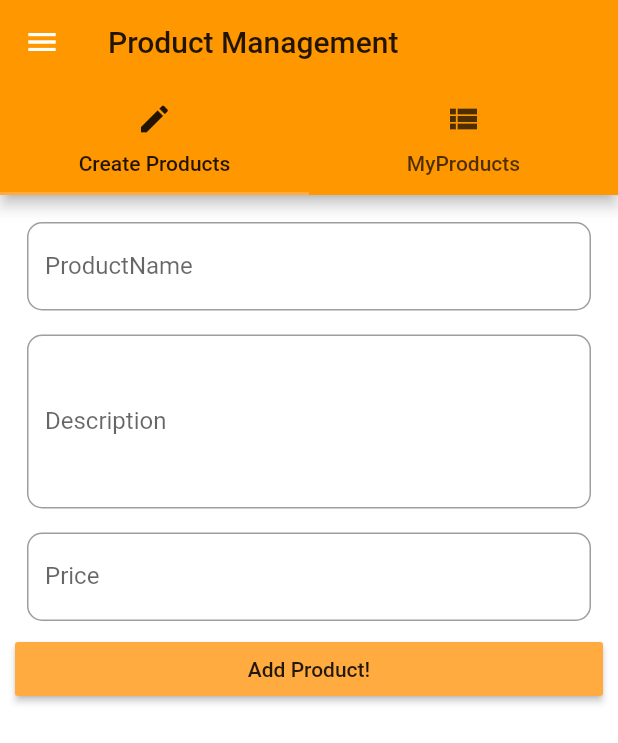
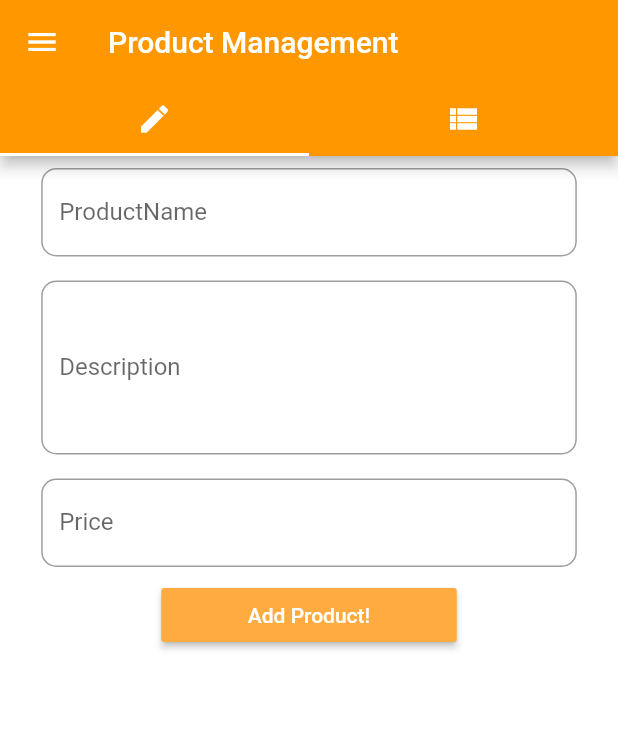
Before and after one commit to KIRPAT/EasyList-Flutter, a Flutter app: the ProductAdminPage screen opened by its route, on a phone screen of 412 x 824 dp. Shown: the top 743 px of the screen. Run offline on Flutter 3.47's test engine with Material 2 defaults, Android fonts, the phone set to English and light mode, and no system bars.

Commit message:
Media Quaries

```diff
--- a/lib/pages/product_admin_page.dart
+++ b/lib/pages/product_admin_page.dart
@@ -13,22 +13,29 @@ class ProductAdminPage extends StatelessWidget {
 
   //WIDGETS
   Widget _productAdminPageRender(BuildContext context){
-    return DefaultTabController(
+    return Container(
+      child: DefaultTabController(
         length: 2,
         child:  Scaffold(
           drawer: sideDrawer(context),
           appBar: AppBar(
-          title: Text('Product Management'),
-          bottom: TabBar(tabs: <Widget> [
-            Tab(text: 'Create Products', icon: Icon(Icons.create),),
-            Tab(text: 'MyProducts', icon: Icon(Icons.view_list),),
-          ]),
+            title: Text('Product Management', style: TextStyle(color: Colors.white),),
+            bottom: TabBar(
+              indicatorColor: Colors.white,
+              tabs: <Widget> [
+                Tab(icon: Icon(Icons.create, color: Colors.white,),),
+                Tab(icon: Icon(Icons.view_list, color: Colors.white,),),
+              ],
             ),
-        body: TabBarView(children: <Widget>[
+          ),
+          body: TabBarView(
+            children: <Widget>[
               ProductCreatePage(addProduct),
               ProductListPage(),
-        ]),
+            ]
+          ),
         )
+      ),
     );
   }
 
--- a/lib/pages/product_create_page.dart
+++ b/lib/pages/product_create_page.dart
@@ -59,14 +59,18 @@ class _ProductCreatePageState extends State<ProductCreatePage>{
   I need to create a text input widget and call it here.
    */
   Widget _render(context){
+    final _width = MediaQuery.of(context).size.width;
+    final _targetWidth = _width > 550 ? 500.0 : _width * 0.9;
+    final _targetPadding = _width - _targetWidth;
     return Container(
-      margin: EdgeInsets.all(10.0),
+      width: 300,
+      //margin: EdgeInsets.all(10.0),
       child: ListView(
+        padding: EdgeInsets.symmetric(horizontal: _targetPadding / 1.5),
         children: <Widget>[
-
           //PRODUCT NAME
           Padding(
-            padding: const EdgeInsets.all(8.0),
+            padding: const EdgeInsets.symmetric(vertical: 8.0),
             child: TextField(
               decoration: InputDecoration(
                   labelText: 'ProductName' ,
@@ -84,7 +88,7 @@ class _ProductCreatePageState extends State<ProductCreatePage>{
 
           //DESCRIPTION
           Padding(
-            padding: const EdgeInsets.all(8.0),
+            padding: const EdgeInsets.symmetric(vertical: 8.0),
             child: TextField(
               decoration: InputDecoration(
                   labelText: 'Description' ,
@@ -103,7 +107,7 @@ class _ProductCreatePageState extends State<ProductCreatePage>{
 
           //PRICE
           Padding(
-            padding: const EdgeInsets.all(8.0),
+            padding: const EdgeInsets.symmetric(vertical: 8.0),
             child: TextField(
               decoration: InputDecoration(
                 labelText: 'Price' ,
@@ -125,10 +129,13 @@ class _ProductCreatePageState extends State<ProductCreatePage>{
             ),
           ),
 
-          RaisedButton(
+          Container(
+            margin: EdgeInsets.symmetric(horizontal: 80),
+            child: RaisedButton(
               color: Theme.of(context).accentColor,
               onPressed: _addProduct,
-              child: Text('Add Product!'),
+              child: Text('Add Product!', style: TextStyle(color: Colors.white)),
+            ),
           ),
         ],
       ),
```
Also changed, not shown: lib/components/cards/product_card.dart (added, +78 -0 lines), lib/components/styled_text/default_product_title.dart (added, +22 -0 lines), lib/components/styled_text/location_tag.dart (added, +24 -0 lines), lib/components/styled_text/price_tag.dart (added, +29 -0 lines), lib/pages/auth_page.dart (+9 -1 lines), lib/pages/product_details_page.dart (+9 -34 lines), lib/products.dart (+32 -48 lines). Lines whose indentation alone changed are shown as unchanged.
